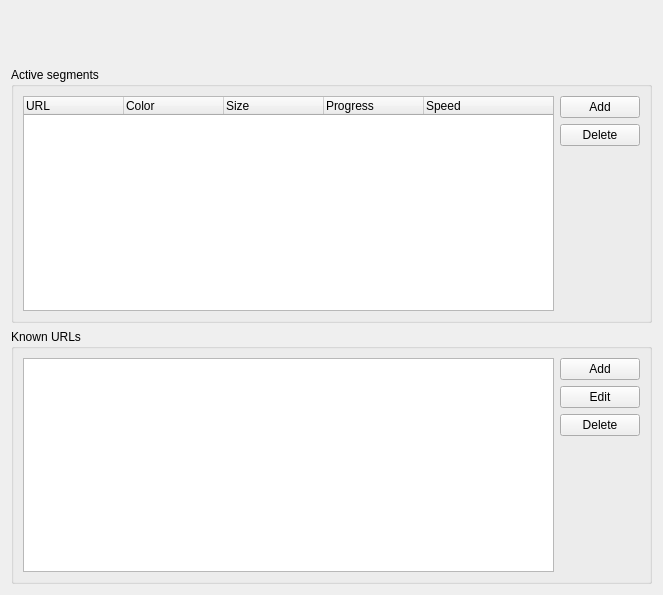
This is src/engines/HttpDetails.ui in LubosD/fatrat as Qt 5 draws it before an edit. The edited form follows.
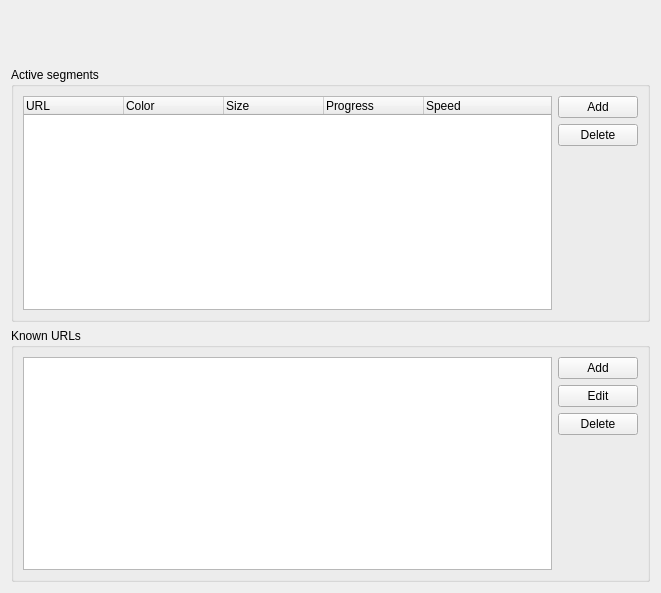
This is the edited form. Custom widgets are drawn as their Qt base class.

Commit message: Tooltips for segmentation bar

```diff
--- a/src/engines/HttpDetails.ui
+++ b/src/engines/HttpDetails.ui
@@ -6,8 +6,8 @@
    <rect>
     <x>0</x>
     <y>0</y>
-    <width>663</width>
-    <height>595</height>
+    <width>661</width>
+    <height>593</height>
    </rect>
   </property>
   <layout class="QGridLayout" name="gridLayout_3">
```
Left out of the diff: 22 changed lines with no effect on the pictures. The commit also changes 2 other files.
